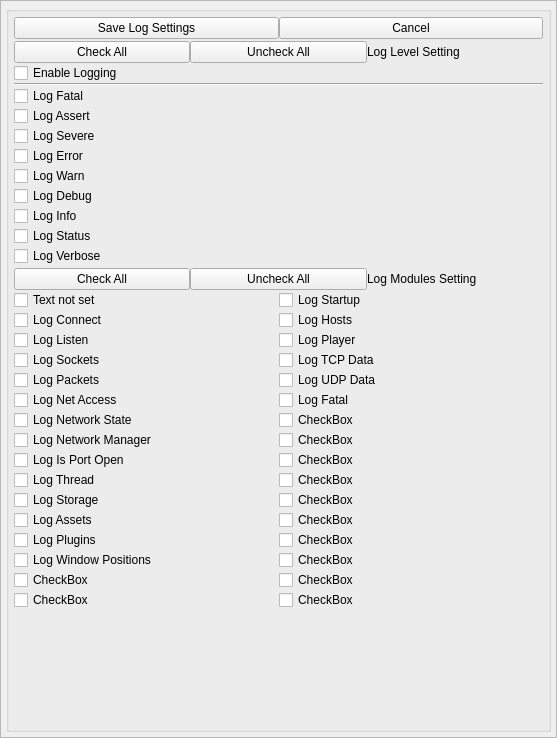
This is nolimitgui/src/Forms/AppletLogSettings.ui in nolimitconnect/NoLimitConnect as Qt 5 draws it before an edit. The edited form follows.
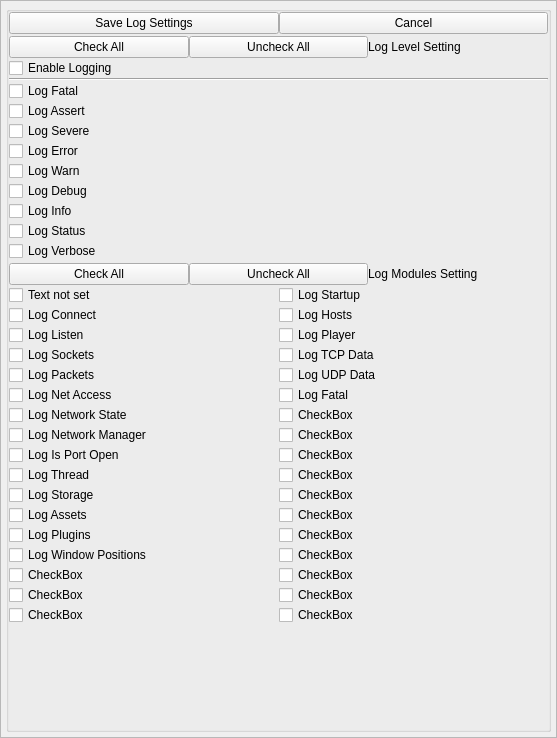
This is the edited form.

```diff
--- a/nolimitgui/src/Forms/AppletLogSettings.ui
+++ b/nolimitgui/src/Forms/AppletLogSettings.ui
@@ -70,21 +70,21 @@
          <property name="title">
           <string/>
          </property>
-         <layout class="QVBoxLayout" name="verticalLayout">
+         <layout class="QVBoxLayout" name="verticalLayout_3">
           <property name="spacing">
            <number>0</number>
           </property>
           <property name="leftMargin">
-           <number>5</number>
+           <number>0</number>
           </property>
           <property name="topMargin">
-           <number>5</number>
+           <number>0</number>
           </property>
           <property name="rightMargin">
-           <number>5</number>
+           <number>0</number>
           </property>
           <property name="bottomMargin">
-           <number>5</number>
+           <number>0</number>
           </property>
           <item>
            <layout class="QHBoxLayout" name="horizontalLayout_4">
@@ -331,9 +331,6 @@
           </item>
           <item>
            <layout class="QHBoxLayout" name="horizontalLayout_3">
-            <property name="spacing">
-             <number>0</number>
-            </property>
             <item>
              <layout class="QVBoxLayout" name="verticalLayout_2">
               <property name="spacing">
@@ -535,6 +532,13 @@
                 </property>
                </widget>
               </item>
+              <item>
+               <widget class="QCheckBox" name="m_LogModuleCheckBox_33">
+                <property name="text">
+                 <string notr="true">CheckBox</string>
+                </property>
+               </widget>
+              </item>
               <item>
                <spacer name="verticalSpacer_3">
                 <property name="orientation">
@@ -551,7 +555,7 @@
              </layout>
             </item>
             <item>
-             <layout class="QVBoxLayout" name="verticalLayout_3">
+             <layout class="QVBoxLayout" name="verticalLayout">
               <property name="spacing">
                <number>0</number>
               </property>
@@ -703,6 +707,13 @@
                 </property>
                </widget>
               </item>
+              <item>
+               <widget class="QCheckBox" name="m_LogModuleCheckBox_34">
+                <property name="text">
+                 <string notr="true">CheckBox</string>
+                </property>
+               </widget>
+              </item>
               <item>
                <spacer name="verticalSpacer_4">
                 <property name="orientation">
```
